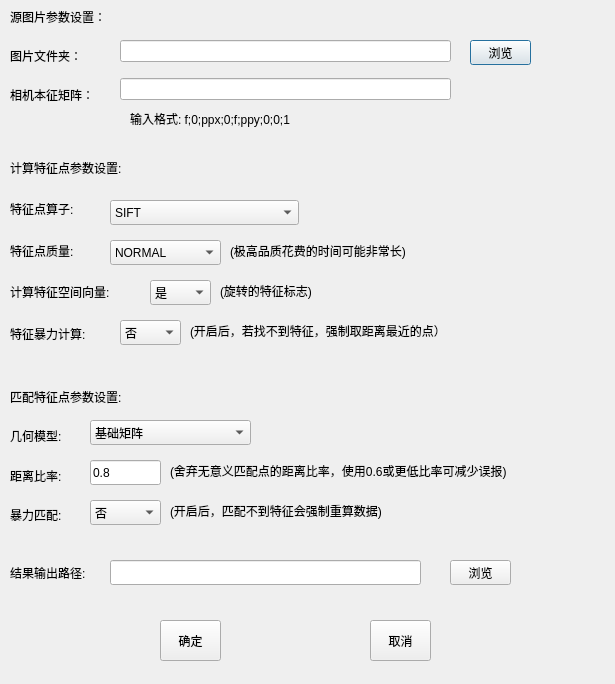
Above: dialog_featurematch.ui from zxczhai/OpenScan3D before the change. Below: the same form after it.
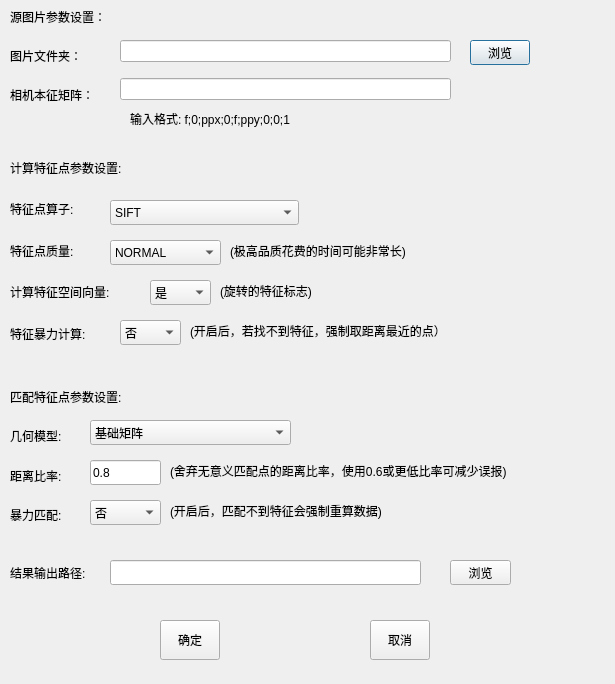
That is the form after the change.

The edit to the form file:
```diff
--- a/dialog_featurematch.ui
+++ b/dialog_featurematch.ui
@@ -51,7 +51,7 @@
     <rect>
      <x>470</x>
      <y>40</y>
-     <width>61</width>
+     <width>60</width>
      <height>25</height>
     </rect>
    </property>
@@ -316,7 +316,7 @@
     <rect>
      <x>90</x>
      <y>420</y>
-     <width>161</width>
+     <width>201</width>
      <height>25</height>
     </rect>
    </property>
@@ -446,8 +446,8 @@
     <rect>
      <x>160</x>
      <y>620</y>
-     <width>61</width>
-     <height>41</height>
+     <width>60</width>
+     <height>40</height>
     </rect>
    </property>
    <property name="text">
@@ -459,8 +459,8 @@
     <rect>
      <x>370</x>
      <y>620</y>
-     <width>61</width>
-     <height>41</height>
+     <width>60</width>
+     <height>40</height>
     </rect>
    </property>
    <property name="text">
```
Left out of the diff: 2 changed lines with no effect on the pictures.
